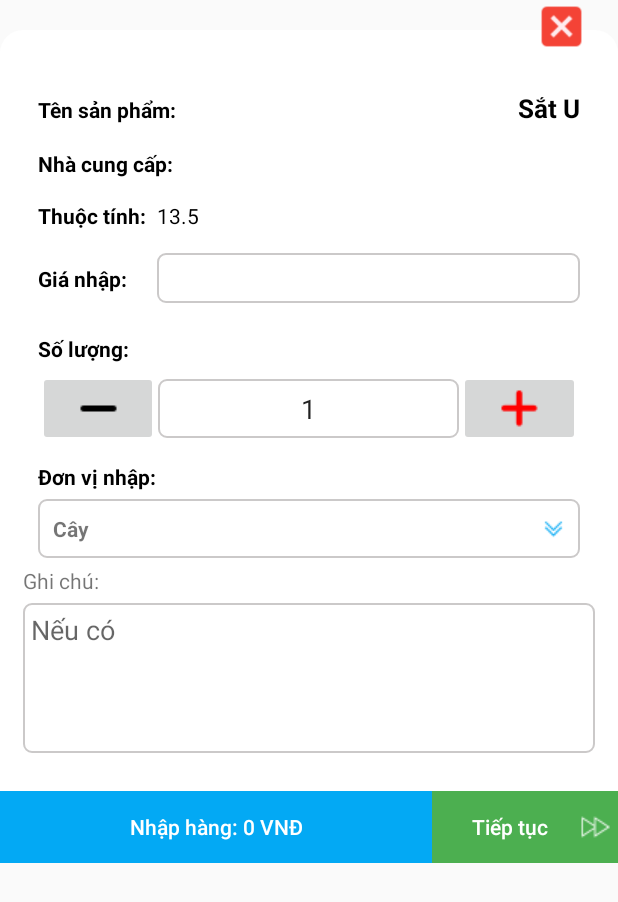
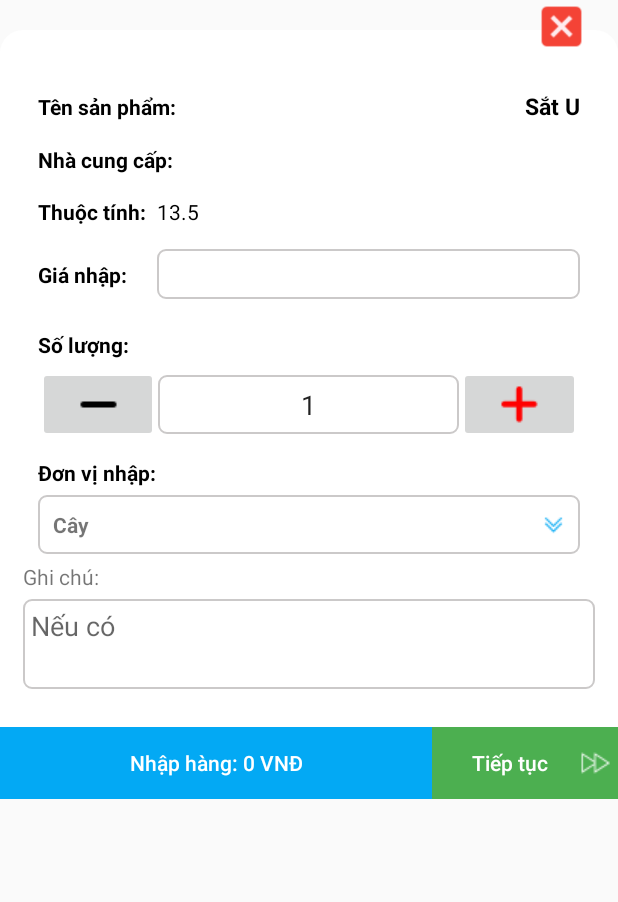
Before and after one commit to DaTaThanhHien/DaTaThanhHien, an Android app: the layout item_layoutnhapsanpham.xml on its own in the app's theme, with its tools: preview values and no code run, on a phone screen of 412 x 824 dp. Shown: the top 902 px of the screen. Run offline under Robolectric (Android 15) with nearby library versions, the phone set to English and light mode, and no system bars; network calls fail.

```diff
--- a/ThanhHien/app/src/main/res/layout/item_layoutnhapsanpham.xml
+++ b/ThanhHien/app/src/main/res/layout/item_layoutnhapsanpham.xml
@@ -47,7 +47,7 @@
                     </TextView>
 
                     <TextView
-                        android:textSize="17sp"
+                        android:textSize="15sp"
                         android:id="@+id/txtTenSP"
                         android:textStyle="bold"
                         android:layout_width="match_parent"
@@ -247,7 +247,7 @@
                         android:hint="Nếu có"
                         android:id="@+id/edit_GhiChu"
                         android:layout_width="match_parent"
-                        android:layout_height="100dp"
+                        android:layout_height="60dp"
                         android:background="@drawable/item_boder"
                         android:gravity="top"
                         android:inputType="text"
```
